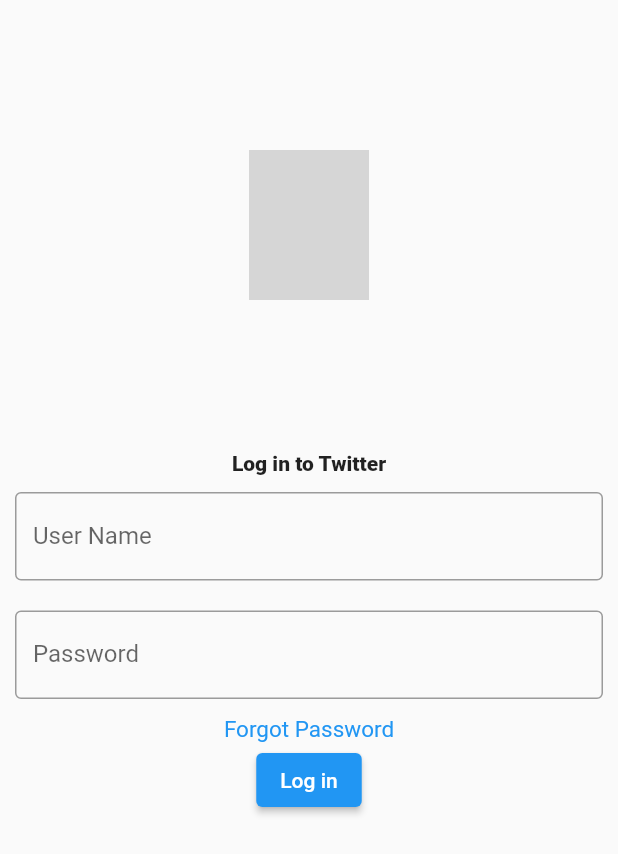
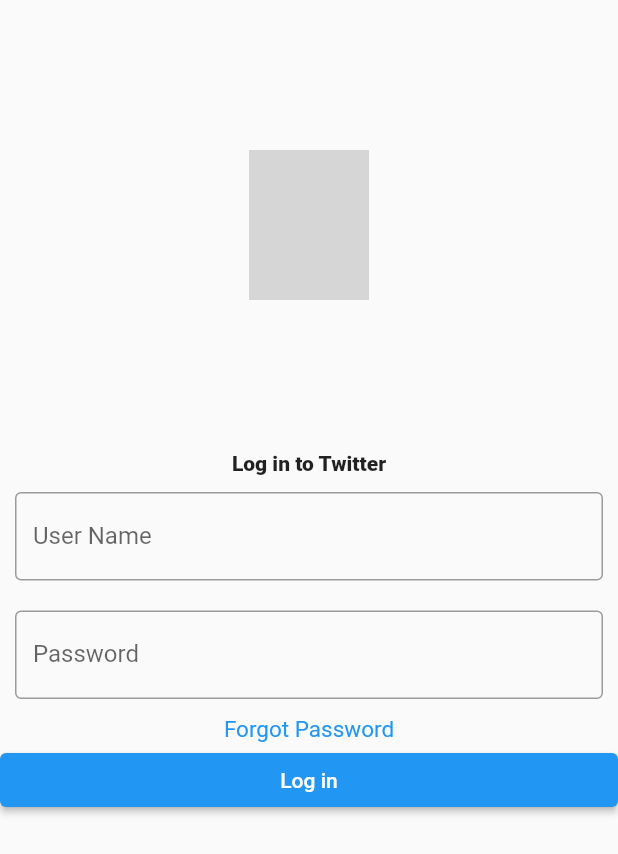
Before and after one commit to xoxolrjj/Instagram-clone, a Flutter app: the screen it shows after launch, on a phone screen of 412 x 824 dp. Shown: the top 854 px of the screen. Run offline on Flutter 3.47's test engine with Material 2 defaults, Android fonts, the phone set to English and light mode, and no system bars; drawn by our look-alikes of cached_network_image; our stand-ins replace equatable, eva_icons_flutter; network calls fail; grey boxes are pictures that could not be loaded.

Commit message:
add loginscreen

```diff
--- a/lib/login_screen.dart
+++ b/lib/login_screen.dart
@@ -26,7 +26,7 @@ class _LoginScreenState extends State<LoginScreen> {
       body: Column(
         children: [
           Padding(
-            padding: const EdgeInsets.all(100),
+            padding: EdgeInsets.all(100),
             child: Column(
               children: [
                 Container(
@@ -92,13 +92,19 @@ class _LoginScreenState extends State<LoginScreen> {
               ],
             ),
           ),
-          ElevatedButton(
+          Row(
+            children: [
+              Expanded(
+                child: ElevatedButton(
                   child: Text(
                     'Log in',
                   ),
                   onPressed: () {
                     print('Pressed');
                   },
+                ),
+              ),
+            ],
           )
         ],
       ),
```
Lines whose indentation alone changed are shown as unchanged.
